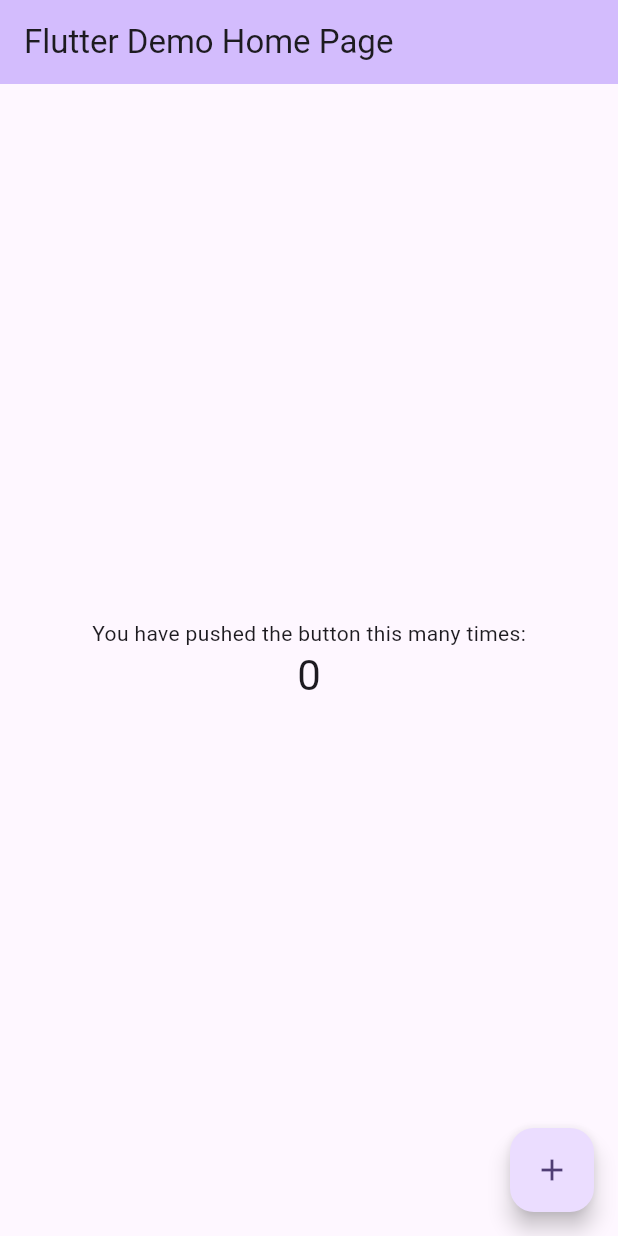
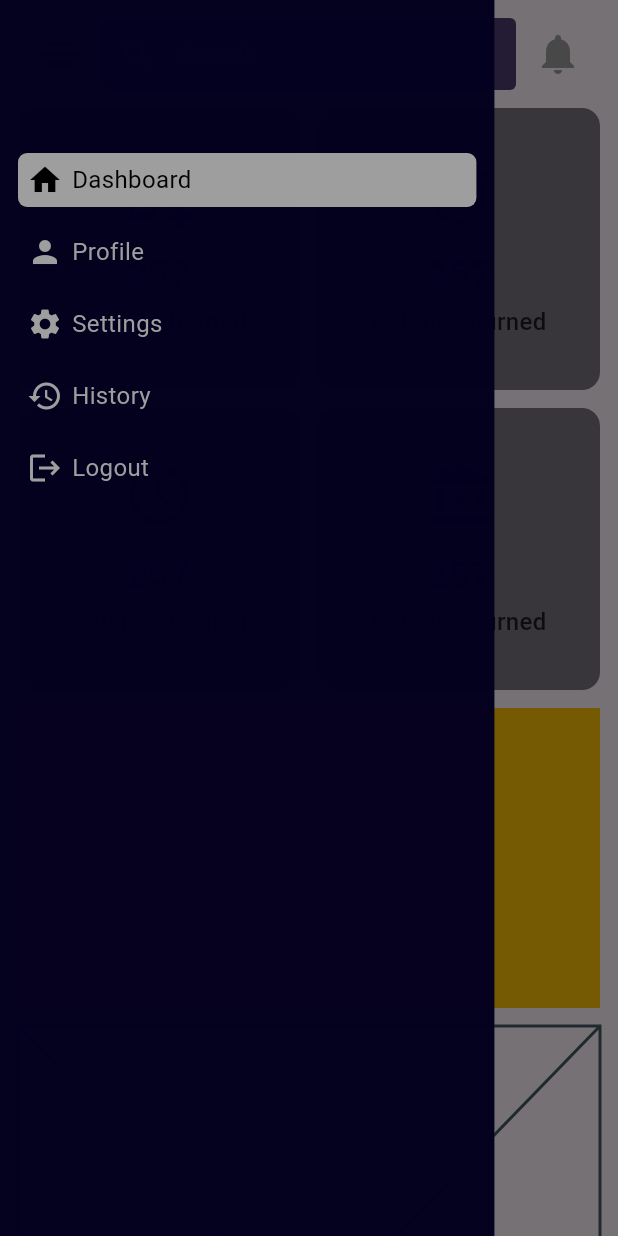
Before and after one commit to playgroundlk/building_a_responsive_dashboard_ui_app_with_flutter_step_by_step_tutorial_by_heyflutter_com, a Flutter app: the screen it shows after launch, with the side drawer open (before the commit the screen has no drawer), on a phone screen of 412 x 824 dp. Run offline on Flutter 3.47's test engine with Material 3 defaults, Android fonts, the phone set to English and light mode, and no system bars.

Commit message:
Tutorial is finished

```diff
--- /dev/null
+++ b/lib/app.dart
@@ -0,0 +1,20 @@
+import 'package:flutter/material.dart';
+
+import 'feature/responsive/responsive_layout.dart';
+
+class App extends StatelessWidget {
+  const App({super.key});
+
+  @override
+  Widget build(BuildContext context) {
+    return MaterialApp(
+      title: 'Building a Responsive Dashboard UI App with Flutter | Step-by-Step Tutorial',
+      debugShowCheckedModeBanner: false,
+      theme: ThemeData(
+        colorScheme: ColorScheme.fromSeed(seedColor: Colors.deepPurple),
+        useMaterial3: true,
+      ),
+      home: const ResponsiveLayout(),
+    );
+  }
+}
--- /dev/null
+++ b/lib/common/widget/detail_card_widget/data/detail_card_widget_data.dart
@@ -0,0 +1,28 @@
+import 'package:flutter/material.dart';
+
+import '../model/detail_card_widget_model.dart';
+
+class DetailCardWidgetData {
+  final detailCardWidgetData = [
+    DetailCardWidgetModel(
+      icon: Icons.add_business,
+      value: '257',
+      title: 'Calories burned',
+    ),
+    DetailCardWidgetModel(
+      icon: Icons.access_alarm,
+      value: '257',
+      title: 'Calories burned',
+    ),
+    DetailCardWidgetModel(
+      icon: Icons.access_time,
+      value: '257',
+      title: 'Calories burned',
+    ),
+    DetailCardWidgetModel(
+      icon: Icons.account_balance,
+      value: '257',
+      title: 'Calories burned',
+    ),
+  ];
+}
--- /dev/null
+++ b/lib/common/widget/detail_card_widget/model/detail_card_widget_model.dart
@@ -0,0 +1,13 @@
+import 'package:flutter/material.dart';
+
+class DetailCardWidgetModel {
+  final IconData icon;
+  final String value;
+  final String title;
+
+  DetailCardWidgetModel({
+    required this.icon,
+    required this.value,
+    required this.title,
+  });
+}
--- /dev/null
+++ b/lib/common/widget/detail_card_widget/screen/detail_card_widget_screen.dart
@@ -0,0 +1,56 @@
+import 'package:flutter/material.dart';
+
+import '../../../../feature/responsive/responsive.dart';
+import '../data/detail_card_widget_data.dart';
+import '../widget/card_widget.dart';
+
+class DetailCardWidgetScreen extends StatelessWidget {
+  const DetailCardWidgetScreen({super.key});
+
+  @override
+  Widget build(BuildContext context) {
+    final detailCardWidgetData = DetailCardWidgetData();
+    return GridView.builder(
+      itemCount: detailCardWidgetData.detailCardWidgetData.length,
+      shrinkWrap: true,
+      physics: const ScrollPhysics(),
+      gridDelegate: SliverGridDelegateWithFixedCrossAxisCount(
+        crossAxisCount: Responsive.isMobile(context) ? 2 : 4,
+        crossAxisSpacing: 12,
+        mainAxisSpacing: 12,
+      ),
+      itemBuilder: (context, index) => CardWidget(
+        child: Column(
+          mainAxisAlignment: MainAxisAlignment.center,
+          crossAxisAlignment: CrossAxisAlignment.center,
+          children: [
+            Icon(
+              detailCardWidgetData.detailCardWidgetData[index].icon,
+              size: 48,
+            ),
+            Padding(
+              padding: const EdgeInsets.only(
+                top: 12,
+                bottom: 3,
+              ),
+              child: Text(
+                detailCardWidgetData.detailCardWidgetData[index].value,
+                style: const TextStyle(
+                  fontSize: 24,
+                  fontWeight: FontWeight.w900,
+                ),
+              ),
+            ),
+            Text(
+              detailCardWidgetData.detailCardWidgetData[index].title,
+              style: const TextStyle(
+                fontSize: 16,
+                fontWeight: FontWeight.w500,
+              ),
+            ),
+          ],
+        ),
+      ),
+    );
+  }
+}
--- /dev/null
+++ b/lib/common/widget/detail_card_widget/widget/card_widget.dart
@@ -0,0 +1,29 @@
+import 'package:flutter/material.dart';
+
+class CardWidget extends StatelessWidget {
+  final Widget child;
+  final Color? color;
+  final EdgeInsetsGeometry? padding;
+  const CardWidget({
+    super.key,
+    required this.child,
+    this.color,
+    this.padding,
+  });
+
+  @override
+  Widget build(BuildContext context) {
+    return Container(
+      decoration: BoxDecoration(
+        borderRadius: const BorderRadius.all(
+          Radius.circular(12),
+        ),
+        color: color ?? Theme.of(context).colorScheme.outline,
+      ),
+      child: Padding(
+        padding: padding ?? const EdgeInsets.all(6),
+        child: child,
+      ),
+    );
+  }
+}
--- /dev/null
+++ b/lib/feature/dashboard/screen/dashboard_screen.dart
@@ -0,0 +1,54 @@
+import 'package:flutter/material.dart';
+
+import '../../../common/widget/detail_card_widget/screen/detail_card_widget_screen.dart';
+import '../../responsive/responsive.dart';
+import '../widget/header_widget.dart';
+import '../widget/side_panel.dart';
+
+class DashboardScreen extends StatefulWidget {
+  const DashboardScreen({super.key});
+
+  @override
+  State<DashboardScreen> createState() => _DashboardScreenState();
+}
+
+class _DashboardScreenState extends State<DashboardScreen> {
+  @override
+  Widget build(BuildContext context) {
+    return SingleChildScrollView(
+      child: Padding(
+        padding: const EdgeInsets.symmetric(
+          vertical: 0,
+          horizontal: 12,
+        ),
+        // color: Theme.of(context).colorScheme.onPrimaryContainer,
+        child: Column(
+          children: [
+            const SizedBox(height: 12),
+            const HeaderWidget(),
+            const SizedBox(height: 12),
+            const DetailCardWidgetScreen(),
+            const SizedBox(height: 12),
+            Container(
+              height: 200,
+              color: Colors.amber,
+            ),
+            const SizedBox(height: 12),
+            const Placeholder(),
+            const SizedBox(height: 12),
+            if (Responsive.isTablet(context)) const SidePanel(),
+            if (Responsive.isTablet(context)) const SizedBox(height: 12),
+
+            const Placeholder(),
+            const SizedBox(height: 12),
+
+            // Expanded(
+            //   // flex: 8,
+            //   // child: Container(),
+            // ),
+          ],
+        ),
+      ),
+    );
+  }
+}
--- /dev/null
+++ b/lib/feature/dashboard/widget/header_widget.dart
@@ -0,0 +1,81 @@
+import 'package:flutter/material.dart';
+
+import '../../responsive/responsive.dart';
+
+class HeaderWidget extends StatelessWidget {
+  const HeaderWidget({super.key});
+
+  @override
+  Widget build(BuildContext context) {
+    return Row(
+      children: [
+        if (!Responsive.isDesktop(context))
+          InkWell(
+            onTap: () => Scaffold.of(context).openDrawer(),
+            child: const Padding(
+              padding: EdgeInsets.symmetric(
+                horizontal: 12,
+                vertical: 6,
+              ),
+              child: SizedBox(
+                child: Icon(
+                  Icons.menu,
+                  color: Colors.grey,
+                  size: 32,
+                ),
+              ),
+            ),
+          ),
+        Expanded(
+          child: TextField(
+            decoration: InputDecoration(
+              filled: true,
+              fillColor: Theme.of(context).colorScheme.onPrimaryContainer,
+              enabledBorder: const OutlineInputBorder(
+                borderSide: BorderSide(
+                  color: Colors.transparent,
+                ),
+              ),
+              border: OutlineInputBorder(
+                borderRadius: BorderRadius.circular(12),
+              ),
+              focusedBorder: OutlineInputBorder(
+                borderRadius: BorderRadius.circular(12),
+                borderSide: BorderSide(
+                  color: Theme.of(context).colorScheme.outline,
+                ),
+              ),
+              contentPadding: const EdgeInsets.symmetric(vertical: 6, horizontal: 6),
+              hintText: "Search",
+              hintStyle: TextStyle(
+                color: Theme.of(context).colorScheme.primaryContainer,
+              ),
+              prefixIcon: const Icon(
+                Icons.search,
+                size: 24,
+              ),
+              prefixIconColor: Theme.of(context).colorScheme.primaryContainer,
+            ),
+          ),
+        ),
+        if (Responsive.isMobile(context))
+          InkWell(
+            onTap: () => Scaffold.of(context).openEndDrawer(),
+            child: const Padding(
+              padding: EdgeInsets.symmetric(
+                horizontal: 12,
+                vertical: 6,
+              ),
+              child: SizedBox(
+                child: Icon(
+                  Icons.notifications,
+                  color: Colors.grey,
+                  size: 32,
+                ),
+              ),
+            ),
+          ),
+      ],
+    );
+  }
+}
--- /dev/null
+++ b/lib/feature/dashboard/widget/side_panel.dart
@@ -0,0 +1,39 @@
+import 'package:flutter/material.dart';
+
+import '../../responsive/responsive.dart';
+
+class SidePanel extends StatelessWidget {
+  const SidePanel({super.key});
+
+  @override
+  Widget build(BuildContext context) {
+    return Container(
+      height: MediaQuery.of(context).size.height, // wran
+      color: const Color.fromARGB(221, 19, 5, 71),
+      child: Column(
+        children: [
+          if (Responsive.isMobile(context))
+            InkWell(
+              onTap: () => Scaffold.of(context).closeEndDrawer(),
+              child: const Padding(
+                padding: EdgeInsets.symmetric(
+                  horizontal: 12,
+                  vertical: 6,
+                ),
+                child: SizedBox(
+                  child: Icon(
+                    Icons.close,
+                    color: Colors.grey,
+                    size: 32,
+                  ),
+                ),
+              ),
+            ),
+          const Expanded(
+            child: Placeholder(),
+          ),
+        ],
+      ),
+    );
+  }
+}
--- /dev/null
+++ b/lib/feature/main_menu/data/main_menu_data.dart
@@ -0,0 +1,13 @@
+import 'package:flutter/material.dart';
+
+import '../model/main_menu_model.dart';
+
+class MainMenuData {
+  final menu = const <MainMenuModel>[
+    MainMenuModel(icon: Icons.home, title: 'Dashboard'),
+    MainMenuModel(icon: Icons.person, title: 'Profile'),
+    MainMenuModel(icon: Icons.settings, title: 'Settings'),
+    MainMenuModel(icon: Icons.history, title: 'History'),
+    MainMenuModel(icon: Icons.logout, title: 'Logout'),
+  ];
+}
--- /dev/null
+++ b/lib/feature/main_menu/model/main_menu_model.dart
@@ -0,0 +1,11 @@
+import 'package:flutter/material.dart';
+
+class MainMenuModel {
+  final IconData icon;
+  final String title;
+
+  const MainMenuModel({
+    required this.icon,
+    required this.title,
+  });
+}
--- /dev/null
+++ b/lib/feature/main_menu/screen/main_menu_screen.dart
@@ -0,0 +1,74 @@
+import 'package:flutter/material.dart';
+
+import '../data/main_menu_data.dart';
+
+class MainMenuScreen extends StatefulWidget {
+  const MainMenuScreen({super.key});
+
+  @override
+  State<MainMenuScreen> createState() => _MainMenuScreenState();
+}
+
+class _MainMenuScreenState extends State<MainMenuScreen> {
+  int selectedIndex = 0;
+  @override
+  Widget build(BuildContext context) {
+    final data = MainMenuData();
+
+    return Container(
+      padding: const EdgeInsets.symmetric(
+        horizontal: 6,
+        vertical: 96,
+      ),
+      // TODO: Add theme support
+      color: const Color.fromARGB(251, 3, 0, 31),
+      child: ListView.builder(
+        itemCount: data.menu.length,
+        itemBuilder: (context, index) => _buildMenuEntry(data, index),
+      ),
+    );
+  }
+
+  Widget _buildMenuEntry(MainMenuData data, int index) {
+    final isSelected = selectedIndex == index;
+    return Container(
+      margin: const EdgeInsets.all(6.0),
+      decoration: BoxDecoration(
+        borderRadius: const BorderRadius.all(
+          Radius.circular(6.0),
+        ),
+        // TODO: Add theme support
+        color: isSelected ? Colors.grey : Colors.transparent,
+      ),
+      child: InkWell(
+        onTap: () => setState(() {
+          selectedIndex = index;
+        }),
+        child: Row(
+          children: [
+            Padding(
+              padding: const EdgeInsets.symmetric(
+                horizontal: 6,
+                vertical: 6,
+              ),
+              child: Icon(
+                data.menu[index].icon,
+                // TODO: Add theme support
+                color: isSelected ? Colors.black : Colors.grey,
+              ),
+            ),
+            Text(
+              data.menu[index].title,
+              // TODO: Add theme support
+              style: TextStyle(
+                fontSize: 16,
+                color: isSelected ? Colors.black : Colors.grey,
+                fontWeight: FontWeight.normal,
+              ),
+            ),
+          ],
+        ),
+      ),
+    );
+  }
+}
--- /dev/null
+++ b/lib/feature/responsive/desktop_layout.dart
@@ -0,0 +1,55 @@
+import 'package:flutter/material.dart';
+
+import '../dashboard/screen/dashboard_screen.dart';
+import '../dashboard/widget/side_panel.dart';
+import '../main_menu/screen/main_menu_screen.dart';
+import 'responsive.dart';
+
+class DesktopLayout extends StatefulWidget {
+  const DesktopLayout({super.key});
+
+  @override
+  State<DesktopLayout> createState() => _DesktopLayoutState();
+}
+
+class _DesktopLayoutState extends State<DesktopLayout> {
+  @override
+  Widget build(BuildContext context) {
+    final isDesktop = Responsive.isDesktop(context);
+
+    return Scaffold(
+      drawer: !isDesktop
+          ? SizedBox(
+              width: MediaQuery.of(context).size.width * 0.8,
+              child: const MainMenuScreen(),
+            )
+          : null,
+      body: SafeArea(
+        child: Row(
+          children: [
+            if (isDesktop)
+              const Expanded(
+                flex: 2,
+                child: SizedBox(
+                  child: MainMenuScreen(),
+                ),
+              ),
+            const Expanded(
+              flex: 7,
+              child: SizedBox(
+                child: DashboardScreen(),
+              ),
+            ),
+            if (isDesktop) const Expanded(flex: 3, child: SidePanel()),
+          ],
+        ),
+      ),
+      endDrawer: Responsive.isMobile(context)
+          ? SizedBox(
+              width: MediaQuery.of(context).size.width * 0.8,
+              child: const SidePanel(),
+            )
+          : null,
+    );
+  }
+}
--- /dev/null
+++ b/lib/feature/responsive/responsive.dart
@@ -0,0 +1,8 @@
+import 'package:flutter/material.dart';
+
+class Responsive {
+  static bool isMobile(BuildContext context) => MediaQuery.of(context).size.width < 850;
+  static bool isTablet(BuildContext context) => MediaQuery.of(context).size.width < 1100 && MediaQuery.of(context).size.width >= 850;
+  static bool isDesktop(BuildContext context) => MediaQuery.of(context).size.width >= 1100;
+
+}
--- /dev/null
+++ b/lib/feature/responsive/responsive_layout.dart
@@ -0,0 +1,13 @@
+import 'package:flutter/material.dart';
+
+import 'desktop_layout.dart';
+
+class ResponsiveLayout extends StatelessWidget {
+  const ResponsiveLayout({super.key});
+
+  @override
+  Widget build(BuildContext context) {
+    // TODO: add other layouts here, like mobile. tablet...
+    return const DesktopLayout();
+  }
+}
--- a/lib/main.dart
+++ b/lib/main.dart
@@ -1,125 +1,9 @@
 import 'package:flutter/material.dart';
 
+import 'app.dart';
+
 void main() {
-  runApp(const MyApp());
+  runApp(
+    const App(),
+  );
 }
-
-class MyApp extends StatelessWidget {
-  const MyApp({super.key});
-
-  // This widget is the root of your application.
-  @override
-  Widget build(BuildContext context) {
-    return MaterialApp(
-      title: 'Flutter Demo',
-      theme: ThemeData(
-        // This is the theme of your application.
-        //
-        // TRY THIS: Try running your application with "flutter run". You'll see
-        // the application has a purple toolbar. Then, without quitting the app,
-        // try changing the seedColor in the colorScheme below to Colors.green
-        // and then invoke "hot reload" (save your changes or press the "hot
-        // reload" button in a Flutter-supported IDE, or press "r" if you used
-        // the command line to start the app).
-        //
-        // Notice that the counter didn't reset back to zero; the application
-        // state is not lost during the reload. To reset the state, use hot
-        // restart instead.
-        //
-        // This works for code too, not just values: Most code changes can be
-        // tested with just a hot reload.
-        colorScheme: ColorScheme.fromSeed(seedColor: Colors.deepPurple),
-        useMaterial3: true,
-      ),
-      home: const MyHomePage(title: 'Flutter Demo Home Page'),
-    );
-  }
-}
-
-class MyHomePage extends StatefulWidget {
-  const MyHomePage({super.key, required this.title});
-
-  // This widget is the home page of your application. It is stateful, meaning
-  // that it has a State object (defined below) that contains fields that affect
-  // how it looks.
-
-  // This class is the configuration for the state. It holds the values (in this
-  // case the title) provided by the parent (in this case the App widget) and
-  // used by the build method of the State. Fields in a Widget subclass are
-  // always marked "final".
-
-  final String title;
-
-  @override
-  State<MyHomePage> createState() => _MyHomePageState();
-}
-
-class _MyHomePageState extends State<MyHomePage> {
-  int _counter = 0;
-
-  void _incrementCounter() {
-    setState(() {
-      // This call to setState tells the Flutter framework that something has
-      // changed in this State, which causes it to rerun the build method below
-      // so that the display can reflect the updated values. If we changed
-      // _counter without calling setState(), then the build method would not be
-      // called again, and so nothing would appear to happen.
-      _counter++;
-    });
-  }
-
-  @override
-  Widget build(BuildContext context) {
-    // This method is rerun every time setState is called, for instance as done
-    // by the _incrementCounter method above.
-    //
-    // The Flutter framework has been optimized to make rerunning build methods
-    // fast, so that you can just rebuild anything that needs updating rather
-    // than having to individually change instances of widgets.
-    return Scaffold(
-      appBar: AppBar(
-        // TRY THIS: Try changing the color here to a specific color (to
-        // Colors.amber, perhaps?) and trigger a hot reload to see the AppBar
-        // change color while the other colors stay the same.
-        backgroundColor: Theme.of(context).colorScheme.inversePrimary,
-        // Here we take the value from the MyHomePage object that was created by
-        // the App.build method, and use it to set our appbar title.
-        title: Text(widget.title),
-      ),
-      body: Center(
-        // Center is a layout widget. It takes a single child and positions it
-        // in the middle of the parent.
-        child: Column(
-          // Column is also a layout widget. It takes a list of children and
-          // arranges them vertically. By default, it sizes itself to fit its
-          // children horizontally, and tries to be as tall as its parent.
-          //
-          // Column has various properties to control how it sizes itself and
-          // how it positions its children. Here we use mainAxisAlignment to
-          // center the children vertically; the main axis here is the vertical
-          // axis because Columns are vertical (the cross axis would be
-          // horizontal).
-          //
-          // TRY THIS: Invoke "debug painting" (choose the "Toggle Debug Paint"
-          // action in the IDE, or press "p" in the console), to see the
-          // wireframe for each widget.
-          mainAxisAlignment: MainAxisAlignment.center,
-          children: <Widget>[
-            const Text(
-              'You have pushed the button this many times:',
-            ),
-            Text(
-              '$_counter',
-              style: Theme.of(context).textTheme.headlineMedium,
-            ),
-          ],
-        ),
-      ),
-      floatingActionButton: FloatingActionButton(
-        onPressed: _incrementCounter,
-        tooltip: 'Increment',
-        child: const Icon(Icons.add),
-      ), // This trailing comma makes auto-formatting nicer for build methods.
-    );
-  }
-}
```
Also changed, not shown: 1 other file.
